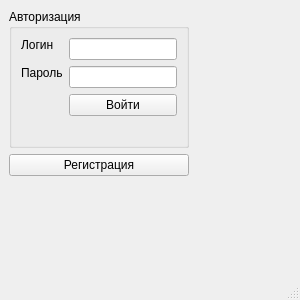
Before: the Qt Designer form maindubkiwindow.ui in artyomir/DUBKI, drawn with Qt 5.
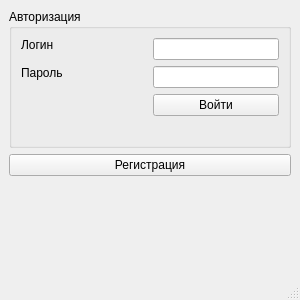
After: the same form once the commit is applied.

Commit message: Autorization and regestration are ready

What changed in the file:
```diff
--- a/maindubkiwindow.ui
+++ b/maindubkiwindow.ui
@@ -81,19 +81,6 @@
       </layout>
      </widget>
     </item>
-    <item row="0" column="1">
-     <spacer name="horizontalSpacer_2">
-      <property name="orientation">
-       <enum>Qt::Horizontal</enum>
-      </property>
-      <property name="sizeHint" stdset="0">
-       <size>
-        <width>40</width>
-        <height>20</height>
-       </size>
-      </property>
-     </spacer>
-    </item>
     <item row="1" column="0">
      <widget class="QPushButton" name="buttonReg">
       <property name="text">
@@ -102,17 +89,11 @@
      </widget>
     </item>
     <item row="2" column="0">
-     <spacer name="verticalSpacer">
-      <property name="orientation">
-       <enum>Qt::Vertical</enum>
+     <widget class="QLabel" name="info">
+      <property name="text">
+       <string/>
       </property>
-      <property name="sizeHint" stdset="0">
-       <size>
-        <width>20</width>
-        <height>40</height>
-       </size>
-      </property>
-     </spacer>
+     </widget>
     </item>
    </layout>
   </widget>
```
The commit also changes 2 other files.
